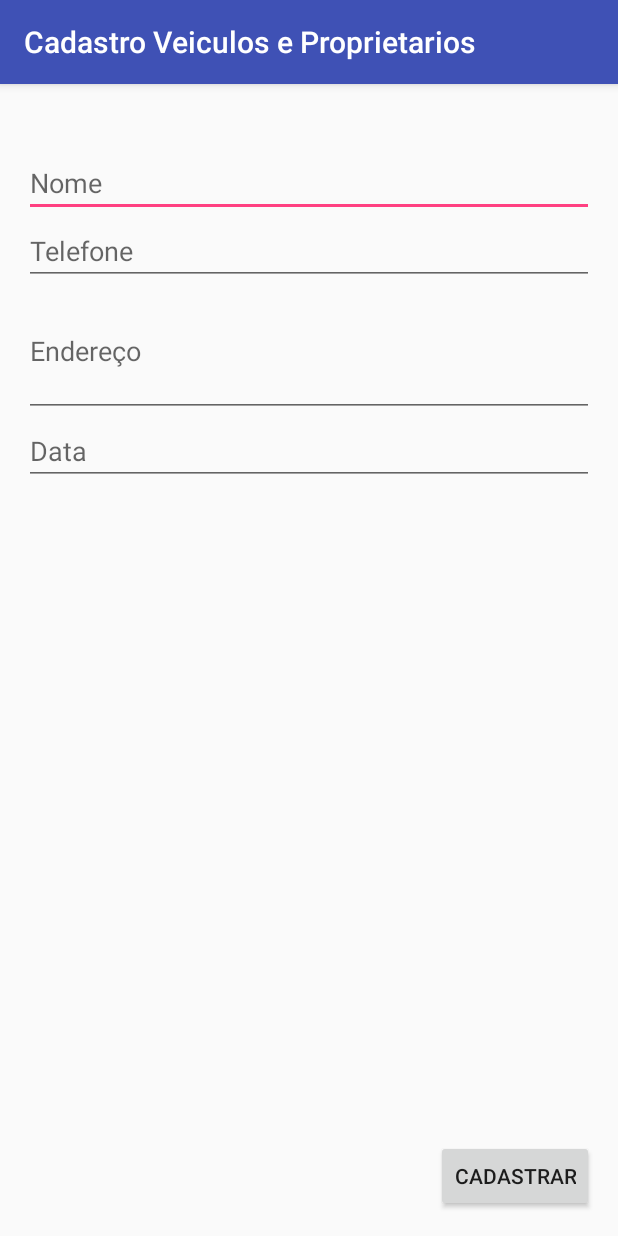
After one commit to DiegoOliveiras/Cadastro-Veiculos-e-Proprietarios, an Android app: the NovoProprietario screen opened directly, with no data from a screen before it, on a phone screen of 412 x 824 dp. The commit adds this screen. Run offline under Robolectric (Android 15) with nearby library versions, the phone set to English and light mode, and no system bars.

Commit message:
Inicio do Projeto
Cadastro de Proprietários está pronta, assim como o listView que busca
as informações dos no BD e as exibe.

```diff
--- /dev/null
+++ b/app/src/main/java/com/example/diego/cadastroveiculoseproprietarios/NovoProprietario.java
@@ -0,0 +1,41 @@
+package com.example.diego.cadastroveiculoseproprietarios;
+
+import android.support.v7.app.AppCompatActivity;
+import android.os.Bundle;
+import android.view.View;
+import android.widget.Button;
+import android.widget.EditText;
+import android.widget.Toast;
+
+import com.example.diego.cadastroveiculoseproprietarios.model.Proprietario;
+
+public class NovoProprietario extends AppCompatActivity {
+
+    private EditText txt_Nome, txt_Endereco, txt_Telefone, txt_Data;
+    private Button btn_Ok;
+
+    @Override
+    protected void onCreate(Bundle savedInstanceState) {
+        super.onCreate(savedInstanceState);
+        setContentView(R.layout.activity_novo_proprietario);
+
+        txt_Nome = (EditText) findViewById(R.id.txt_Nome);
+        txt_Endereco = (EditText) findViewById(R.id.txt_Endereco);
+        txt_Telefone = (EditText) findViewById(R.id.txt_Telefone);
+        txt_Data = (EditText) findViewById(R.id.txt_Data);
+        btn_Ok = (Button) findViewById(R.id.btn_Ok);
+
+        btn_Ok.setOnClickListener(new View.OnClickListener() {
+            @Override
+            public void onClick(View view) {
+                Proprietario p = new Proprietario(txt_Nome.getText().toString(),
+                        txt_Endereco.getText().toString(),
+                        txt_Telefone.getText().toString(),
+                        txt_Data.getText().toString()
+                );
+                p.save();
+                Toast.makeText(getApplicationContext(), "Proprietário cadastrado com sucesso!", Toast.LENGTH_SHORT).show();
+            }
+        });
+    }
+}
--- /dev/null
+++ b/app/src/main/res/layout/activity_novo_proprietario.xml
@@ -0,0 +1,65 @@
+<?xml version="1.0" encoding="utf-8"?>
+<RelativeLayout xmlns:android="http://schemas.android.com/apk/res/android"
+    xmlns:tools="http://schemas.android.com/tools"
+    android:id="@+id/activity_novo_proprietario"
+    android:layout_width="match_parent"
+    android:layout_height="match_parent"
+    android:paddingBottom="@dimen/activity_vertical_margin"
+    android:paddingLeft="@dimen/activity_horizontal_margin"
+    android:paddingRight="@dimen/activity_horizontal_margin"
+    android:paddingTop="@dimen/activity_vertical_margin"
+    tools:context="com.example.diego.cadastroveiculoseproprietarios.NovoProprietario">
+
+    <EditText
+        android:layout_width="match_parent"
+        android:layout_height="wrap_content"
+        android:inputType="textPersonName"
+        android:ems="10"
+        android:layout_alignParentTop="true"
+        android:layout_alignParentStart="true"
+        android:layout_marginTop="27dp"
+        android:id="@+id/txt_Nome"
+        android:hint="Nome"
+        android:singleLine="true" />
+
+    <EditText
+        android:layout_width="match_parent"
+        android:layout_height="wrap_content"
+        android:inputType="text"
+        android:ems="10"
+        android:id="@+id/txt_Telefone"
+        android:layout_below="@+id/txt_Nome"
+        android:layout_alignParentStart="true"
+        android:hint="Telefone"
+        android:singleLine="true" />
+
+    <EditText
+        android:layout_width="match_parent"
+        android:layout_height="wrap_content"
+        android:inputType="text"
+        android:ems="10"
+        android:layout_below="@+id/txt_Endereco"
+        android:layout_alignParentStart="true"
+        android:id="@+id/txt_Data"
+        android:hint="Data" />
+
+    <Button
+        android:text="Cadastrar"
+        android:layout_width="wrap_content"
+        android:layout_height="wrap_content"
+        android:id="@+id/btn_Ok"
+        android:layout_alignParentBottom="true"
+        android:layout_alignParentEnd="true" />
+
+    <EditText
+        android:layout_width="match_parent"
+        android:layout_height="wrap_content"
+        android:inputType="textMultiLine"
+        android:ems="10"
+        android:id="@+id/txt_Endereco"
+        android:hint="Endereço"
+        android:lines="3"
+        android:layout_below="@+id/txt_Telefone"
+        android:layout_alignParentStart="true" />
+
+</RelativeLayout>
```
Also changed, not shown: app/src/main/AndroidManifest.xml (+17 -7 lines), app/src/main/java/com/example/diego/cadastroveiculoseproprietarios/MainActivity.java (+16 -0 lines), app/src/main/java/com/example/diego/cadastroveiculoseproprietarios/NovoVeiculo.java (added, +13 -0 lines), app/src/main/java/com/example/diego/cadastroveiculoseproprietarios/VerProprietarios.java (added, +57 -0 lines), app/src/main/java/com/example/diego/cadastroveiculoseproprietarios/adapter/ProprietarioAdapter.java (added, +45 -0 lines), app/src/main/java/com/example/diego/cadastroveiculoseproprietarios/model/Proprietario.java (added, +57 -0 lines), app/src/main/res/layout/activity_main.xml (+21 -2 lines), app/src/main/res/layout/activity_novo_veiculo.xml (added, +57 -0 lines), app/src/main/res/layout/activity_ver_proprietarios.xml (added, +28 -0 lines), app/src/main/res/layout/linha_proprietario.xml (added, +29 -0 lines).
